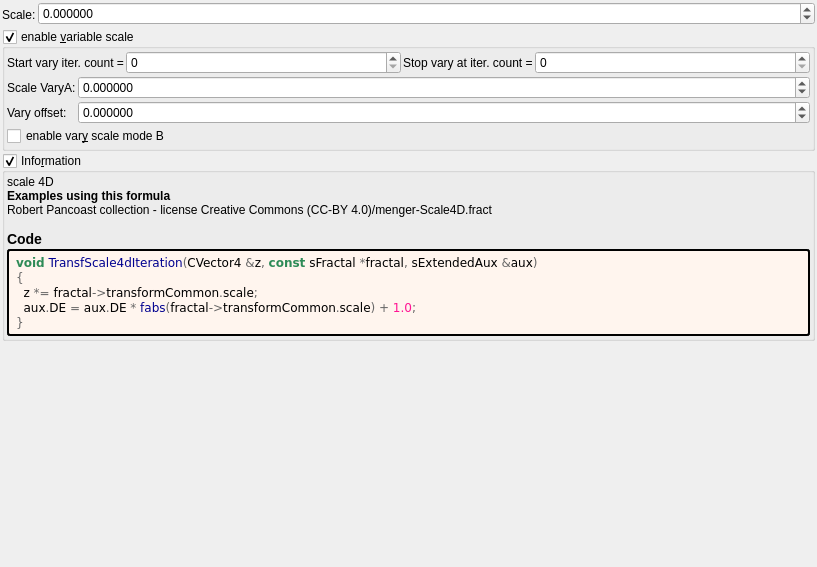
Above: mandelbulber2/formula/ui/transf_scale4d.ui from buddhi1980/mandelbulber2 before the change. Below: the same form after it.
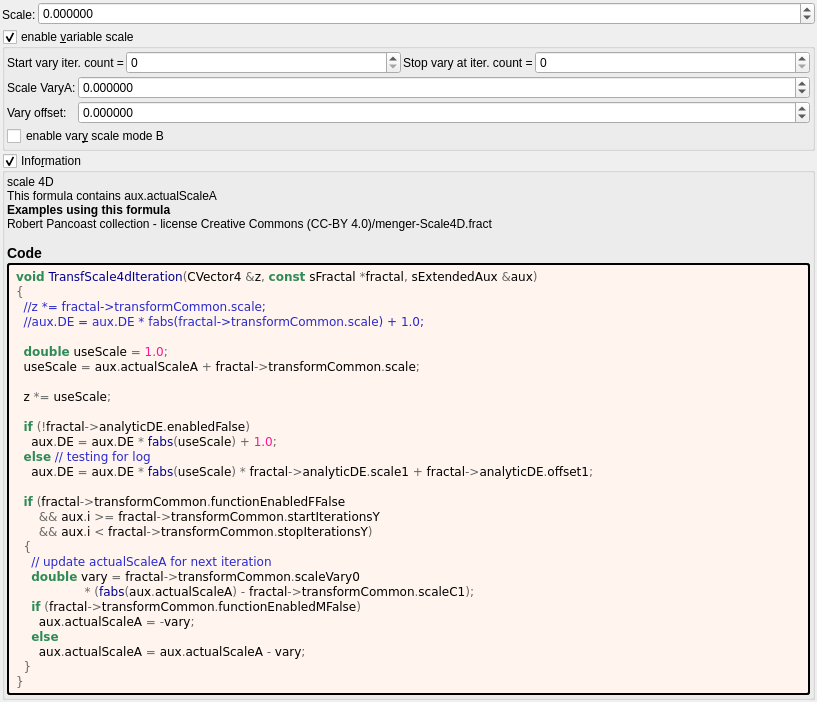
That is the form after the change. Custom widgets are drawn as their Qt base class.

Patch:
```diff
--- a/mandelbulber2/formula/ui/transf_scale4d.ui
+++ b/mandelbulber2/formula/ui/transf_scale4d.ui
@@ -271,7 +271,7 @@
       <item>
        <widget class="QLabel" name="label_information_general">
         <property name="text">
-         <string notr="true">&lt;p&gt;scale 4D&lt;/p&gt;&lt;table&gt;
+         <string notr="true">&lt;p&gt;scale 4D&lt;br&gt;This formula contains aux.actualScaleA&lt;/p&gt;&lt;table&gt;
 &lt;/table&gt;
 &lt;br&gt;&lt;b&gt;Examples using this formula&lt;/b&gt;&lt;br&gt;Robert Pancoast collection - license Creative Commons (CC-BY 4.0)/menger-Scale4D.fract&lt;h3&gt;Code&lt;/h3&gt;</string>
         </property>
@@ -295,8 +295,31 @@
          <string notr="true">&lt;body style=&quot;background-color:#fff5ee&quot;&gt;
 &lt;pre style=&quot;color:#000000; background-color:#fff5ee;  font-family:'Courier New',monospace;&quot;&gt;&lt;span style=&quot;color:#2e8b57; font-weight:bold&quot;&gt;void&lt;/span&gt; &lt;span style=&quot;color:#00008f&quot;&gt;TransfScale4dIteration&lt;/span&gt;&lt;span style=&quot;color:#676767&quot;&gt;(&lt;/span&gt;CVector4 &lt;span style=&quot;color:#676767&quot;&gt;&amp;amp;&lt;/span&gt;z&lt;span style=&quot;color:#676767&quot;&gt;,&lt;/span&gt; &lt;span style=&quot;color:#2e8b57; font-weight:bold&quot;&gt;const&lt;/span&gt; sFractal &lt;span style=&quot;color:#676767&quot;&gt;*&lt;/span&gt;fractal&lt;span style=&quot;color:#676767&quot;&gt;,&lt;/span&gt; sExtendedAux &lt;span style=&quot;color:#676767&quot;&gt;&amp;amp;&lt;/span&gt;aux&lt;span style=&quot;color:#676767&quot;&gt;)&lt;/span&gt;
 &lt;span style=&quot;color:#676767&quot;&gt;{&lt;/span&gt;
-  z &lt;span style=&quot;color:#676767&quot;&gt;*=&lt;/span&gt; fractal&lt;span style=&quot;color:#676767&quot;&gt;-&amp;gt;&lt;/span&gt;transformCommon&lt;span style=&quot;color:#676767&quot;&gt;.&lt;/span&gt;scale&lt;span style=&quot;color:#676767&quot;&gt;;&lt;/span&gt;
-  aux&lt;span style=&quot;color:#676767&quot;&gt;.&lt;/span&gt;DE &lt;span style=&quot;color:#676767&quot;&gt;=&lt;/span&gt; aux&lt;span style=&quot;color:#676767&quot;&gt;.&lt;/span&gt;DE &lt;span style=&quot;color:#676767&quot;&gt;*&lt;/span&gt; &lt;span style=&quot;color:#00008f&quot;&gt;fabs&lt;/span&gt;&lt;span style=&quot;color:#676767&quot;&gt;(&lt;/span&gt;fractal&lt;span style=&quot;color:#676767&quot;&gt;-&amp;gt;&lt;/span&gt;transformCommon&lt;span style=&quot;color:#676767&quot;&gt;.&lt;/span&gt;scale&lt;span style=&quot;color:#676767&quot;&gt;) +&lt;/span&gt; &lt;span style=&quot;color:#ff1493&quot;&gt;1.0&lt;/span&gt;&lt;span style=&quot;color:#676767&quot;&gt;;&lt;/span&gt;
+  &lt;span style=&quot;color:#2929cc&quot;&gt;//z *= fractal-&amp;gt;transformCommon.scale;&lt;/span&gt;
+  &lt;span style=&quot;color:#2929cc&quot;&gt;//aux.DE = aux.DE * fabs(fractal-&amp;gt;transformCommon.scale) + 1.0;&lt;/span&gt;
+
+  &lt;span style=&quot;color:#2e8b57; font-weight:bold&quot;&gt;double&lt;/span&gt; useScale &lt;span style=&quot;color:#676767&quot;&gt;=&lt;/span&gt; &lt;span style=&quot;color:#ff1493&quot;&gt;1.0&lt;/span&gt;&lt;span style=&quot;color:#676767&quot;&gt;;&lt;/span&gt;
+  useScale &lt;span style=&quot;color:#676767&quot;&gt;=&lt;/span&gt; aux&lt;span style=&quot;color:#676767&quot;&gt;.&lt;/span&gt;actualScaleA &lt;span style=&quot;color:#676767&quot;&gt;+&lt;/span&gt; fractal&lt;span style=&quot;color:#676767&quot;&gt;-&amp;gt;&lt;/span&gt;transformCommon&lt;span style=&quot;color:#676767&quot;&gt;.&lt;/span&gt;scale&lt;span style=&quot;color:#676767&quot;&gt;;&lt;/span&gt;
+
+  z &lt;span style=&quot;color:#676767&quot;&gt;*=&lt;/span&gt; useScale&lt;span style=&quot;color:#676767&quot;&gt;;&lt;/span&gt;
+
+  &lt;span style=&quot;color:#2e8b57; font-weight:bold&quot;&gt;if&lt;/span&gt; &lt;span style=&quot;color:#676767&quot;&gt;(!&lt;/span&gt;fractal&lt;span style=&quot;color:#676767&quot;&gt;-&amp;gt;&lt;/span&gt;analyticDE&lt;span style=&quot;color:#676767&quot;&gt;.&lt;/span&gt;enabledFalse&lt;span style=&quot;color:#676767&quot;&gt;)&lt;/span&gt;
+    aux&lt;span style=&quot;color:#676767&quot;&gt;.&lt;/span&gt;DE &lt;span style=&quot;color:#676767&quot;&gt;=&lt;/span&gt; aux&lt;span style=&quot;color:#676767&quot;&gt;.&lt;/span&gt;DE &lt;span style=&quot;color:#676767&quot;&gt;*&lt;/span&gt; &lt;span style=&quot;color:#00008f&quot;&gt;fabs&lt;/span&gt;&lt;span style=&quot;color:#676767&quot;&gt;(&lt;/span&gt;useScale&lt;span style=&quot;color:#676767&quot;&gt;) +&lt;/span&gt; &lt;span style=&quot;color:#ff1493&quot;&gt;1.0&lt;/span&gt;&lt;span style=&quot;color:#676767&quot;&gt;;&lt;/span&gt;
+  &lt;span style=&quot;color:#2e8b57; font-weight:bold&quot;&gt;else&lt;/span&gt; &lt;span style=&quot;color:#2929cc&quot;&gt;// testing for log&lt;/span&gt;
+    aux&lt;span style=&quot;color:#676767&quot;&gt;.&lt;/span&gt;DE &lt;span style=&quot;color:#676767&quot;&gt;=&lt;/span&gt; aux&lt;span style=&quot;color:#676767&quot;&gt;.&lt;/span&gt;DE &lt;span style=&quot;color:#676767&quot;&gt;*&lt;/span&gt; &lt;span style=&quot;color:#00008f&quot;&gt;fabs&lt;/span&gt;&lt;span style=&quot;color:#676767&quot;&gt;(&lt;/span&gt;useScale&lt;span style=&quot;color:#676767&quot;&gt;) *&lt;/span&gt; fractal&lt;span style=&quot;color:#676767&quot;&gt;-&amp;gt;&lt;/span&gt;analyticDE&lt;span style=&quot;color:#676767&quot;&gt;.&lt;/span&gt;scale1 &lt;span style=&quot;color:#676767&quot;&gt;+&lt;/span&gt; fractal&lt;span style=&quot;color:#676767&quot;&gt;-&amp;gt;&lt;/span&gt;analyticDE&lt;span style=&quot;color:#676767&quot;&gt;.&lt;/span&gt;offset1&lt;span style=&quot;color:#676767&quot;&gt;;&lt;/span&gt;
+
+  &lt;span style=&quot;color:#2e8b57; font-weight:bold&quot;&gt;if&lt;/span&gt; &lt;span style=&quot;color:#676767&quot;&gt;(&lt;/span&gt;fractal&lt;span style=&quot;color:#676767&quot;&gt;-&amp;gt;&lt;/span&gt;transformCommon&lt;span style=&quot;color:#676767&quot;&gt;.&lt;/span&gt;functionEnabledFFalse
+      &lt;span style=&quot;color:#676767&quot;&gt;&amp;amp;&amp;amp;&lt;/span&gt; aux&lt;span style=&quot;color:#676767&quot;&gt;.&lt;/span&gt;i &lt;span style=&quot;color:#676767&quot;&gt;&amp;gt;=&lt;/span&gt; fractal&lt;span style=&quot;color:#676767&quot;&gt;-&amp;gt;&lt;/span&gt;transformCommon&lt;span style=&quot;color:#676767&quot;&gt;.&lt;/span&gt;startIterationsY
+      &lt;span style=&quot;color:#676767&quot;&gt;&amp;amp;&amp;amp;&lt;/span&gt; aux&lt;span style=&quot;color:#676767&quot;&gt;.&lt;/span&gt;i &lt;span style=&quot;color:#676767&quot;&gt;&amp;lt;&lt;/span&gt; fractal&lt;span style=&quot;color:#676767&quot;&gt;-&amp;gt;&lt;/span&gt;transformCommon&lt;span style=&quot;color:#676767&quot;&gt;.&lt;/span&gt;stopIterationsY&lt;span style=&quot;color:#676767&quot;&gt;)&lt;/span&gt;
+  &lt;span style=&quot;color:#676767&quot;&gt;{&lt;/span&gt;
+    &lt;span style=&quot;color:#2929cc&quot;&gt;// update actualScaleA for next iteration&lt;/span&gt;
+    &lt;span style=&quot;color:#2e8b57; font-weight:bold&quot;&gt;double&lt;/span&gt; vary &lt;span style=&quot;color:#676767&quot;&gt;=&lt;/span&gt; fractal&lt;span style=&quot;color:#676767&quot;&gt;-&amp;gt;&lt;/span&gt;transformCommon&lt;span style=&quot;color:#676767&quot;&gt;.&lt;/span&gt;scaleVary0
+                  &lt;span style=&quot;color:#676767&quot;&gt;* (&lt;/span&gt;&lt;span style=&quot;color:#00008f&quot;&gt;fabs&lt;/span&gt;&lt;span style=&quot;color:#676767&quot;&gt;(&lt;/span&gt;aux&lt;span style=&quot;color:#676767&quot;&gt;.&lt;/span&gt;actualScaleA&lt;span style=&quot;color:#676767&quot;&gt;) -&lt;/span&gt; fractal&lt;span style=&quot;color:#676767&quot;&gt;-&amp;gt;&lt;/span&gt;transformCommon&lt;span style=&quot;color:#676767&quot;&gt;.&lt;/span&gt;scaleC1&lt;span style=&quot;color:#676767&quot;&gt;);&lt;/span&gt;
+    &lt;span style=&quot;color:#2e8b57; font-weight:bold&quot;&gt;if&lt;/span&gt; &lt;span style=&quot;color:#676767&quot;&gt;(&lt;/span&gt;fractal&lt;span style=&quot;color:#676767&quot;&gt;-&amp;gt;&lt;/span&gt;transformCommon&lt;span style=&quot;color:#676767&quot;&gt;.&lt;/span&gt;functionEnabledMFalse&lt;span style=&quot;color:#676767&quot;&gt;)&lt;/span&gt;
+      aux&lt;span style=&quot;color:#676767&quot;&gt;.&lt;/span&gt;actualScaleA &lt;span style=&quot;color:#676767&quot;&gt;= -&lt;/span&gt;vary&lt;span style=&quot;color:#676767&quot;&gt;;&lt;/span&gt;
+    &lt;span style=&quot;color:#2e8b57; font-weight:bold&quot;&gt;else&lt;/span&gt;
+      aux&lt;span style=&quot;color:#676767&quot;&gt;.&lt;/span&gt;actualScaleA &lt;span style=&quot;color:#676767&quot;&gt;=&lt;/span&gt; aux&lt;span style=&quot;color:#676767&quot;&gt;.&lt;/span&gt;actualScaleA &lt;span style=&quot;color:#676767&quot;&gt;-&lt;/span&gt; vary&lt;span style=&quot;color:#676767&quot;&gt;;&lt;/span&gt;
+  &lt;span style=&quot;color:#676767&quot;&gt;}&lt;/span&gt;
 &lt;span style=&quot;color:#676767&quot;&gt;}&lt;/span&gt;
 &lt;/pre&gt;
 &lt;/body&gt;</string>
```
Left out of the diff: 2 changed lines with no effect on the pictures.
